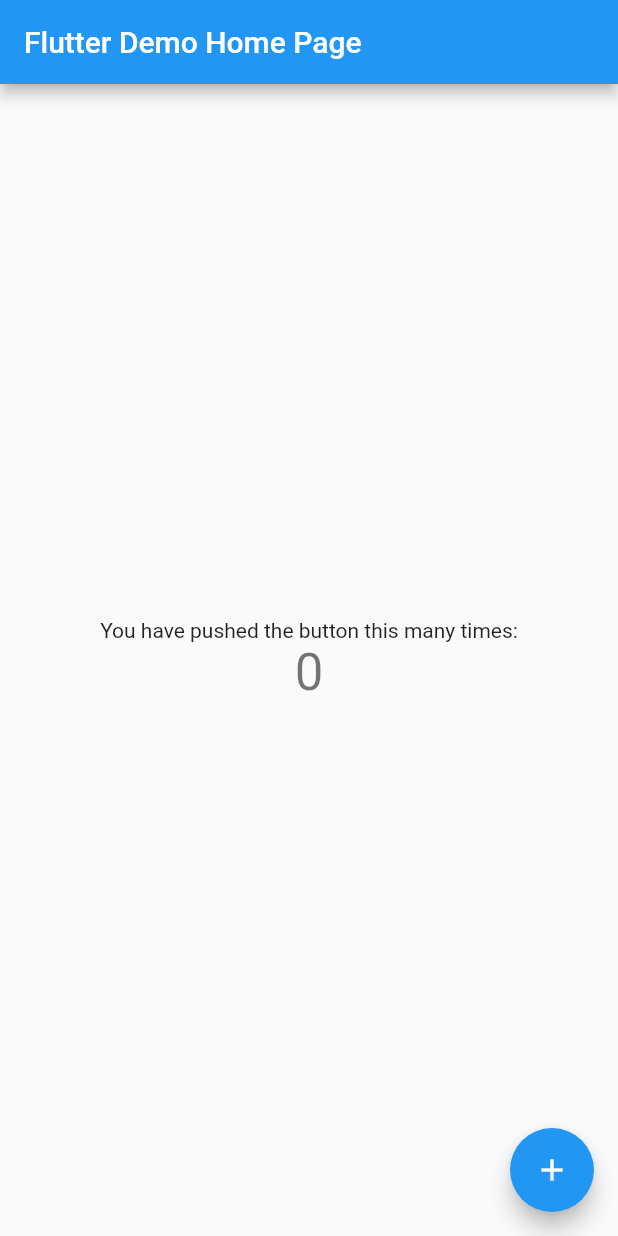
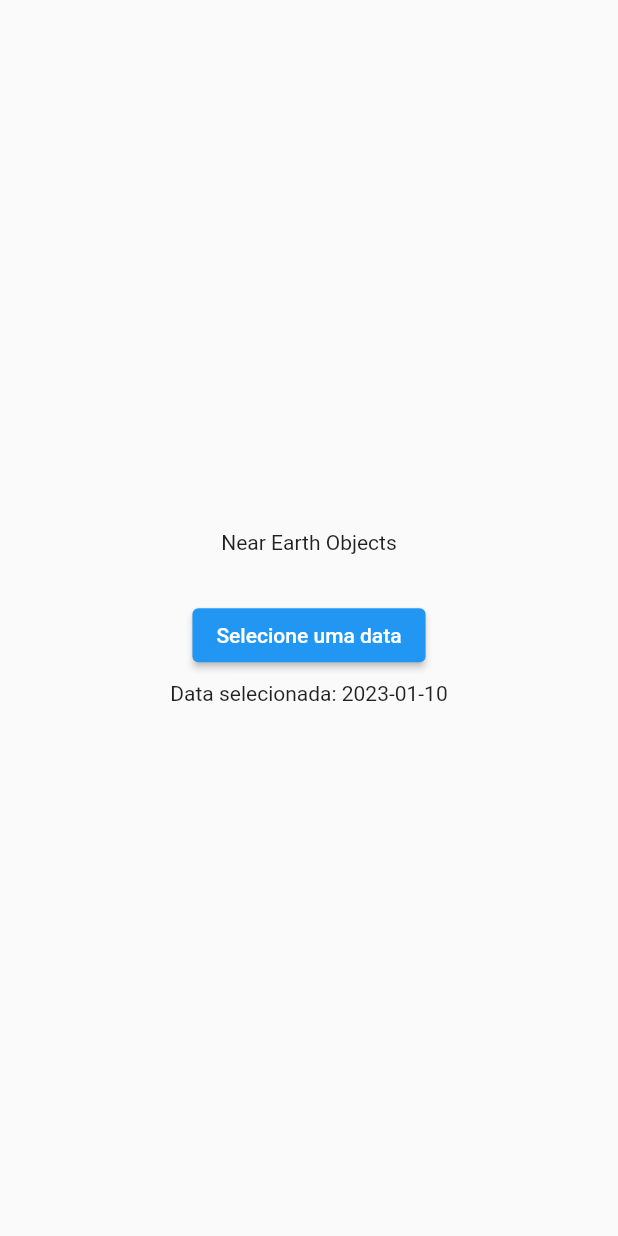
Before and after one commit to PedroMeerholz/NEO, a Flutter app: the screen it shows after launch, on a phone screen of 412 x 824 dp. Run offline on Flutter 3.47's test engine with Material 2 defaults, Android fonts, the phone set to English and light mode, and no system bars.

Commit message:
Criação da página principal do aplicativo

```diff
--- a/lib/main.dart
+++ b/lib/main.dart
@@ -1,115 +1,8 @@
 import 'package:flutter/material.dart';
 
+import 'package:neo/pages/app.dart';
+
 void main() {
-  runApp(const MyApp());
+  //fetch();
+  runApp(App());
 }
-
-class MyApp extends StatelessWidget {
-  const MyApp({super.key});
-
-  // This widget is the root of your application.
-  @override
-  Widget build(BuildContext context) {
-    return MaterialApp(
-      title: 'Flutter Demo',
-      theme: ThemeData(
-        // This is the theme of your application.
-        //
-        // Try running your application with "flutter run". You'll see the
-        // application has a blue toolbar. Then, without quitting the app, try
-        // changing the primarySwatch below to Colors.green and then invoke
-        // "hot reload" (press "r" in the console where you ran "flutter run",
-        // or simply save your changes to "hot reload" in a Flutter IDE).
-        // Notice that the counter didn't reset back to zero; the application
-        // is not restarted.
-        primarySwatch: Colors.blue,
-      ),
-      home: const MyHomePage(title: 'Flutter Demo Home Page'),
-    );
-  }
-}
-
-class MyHomePage extends StatefulWidget {
-  const MyHomePage({super.key, required this.title});
-
-  // This widget is the home page of your application. It is stateful, meaning
-  // that it has a State object (defined below) that contains fields that affect
-  // how it looks.
-
-  // This class is the configuration for the state. It holds the values (in this
-  // case the title) provided by the parent (in this case the App widget) and
-  // used by the build method of the State. Fields in a Widget subclass are
-  // always marked "final".
-
-  final String title;
-
-  @override
-  State<MyHomePage> createState() => _MyHomePageState();
-}
-
-class _MyHomePageState extends State<MyHomePage> {
-  int _counter = 0;
-
-  void _incrementCounter() {
-    setState(() {
-      // This call to setState tells the Flutter framework that something has
-      // changed in this State, which causes it to rerun the build method below
-      // so that the display can reflect the updated values. If we changed
-      // _counter without calling setState(), then the build method would not be
-      // called again, and so nothing would appear to happen.
-      _counter++;
-    });
-  }
-
-  @override
-  Widget build(BuildContext context) {
-    // This method is rerun every time setState is called, for instance as done
-    // by the _incrementCounter method above.
-    //
-    // The Flutter framework has been optimized to make rerunning build methods
-    // fast, so that you can just rebuild anything that needs updating rather
-    // than having to individually change instances of widgets.
-    return Scaffold(
-      appBar: AppBar(
-        // Here we take the value from the MyHomePage object that was created by
-        // the App.build method, and use it to set our appbar title.
-        title: Text(widget.title),
-      ),
-      body: Center(
-        // Center is a layout widget. It takes a single child and positions it
-        // in the middle of the parent.
-        child: Column(
-          // Column is also a layout widget. It takes a list of children and
-          // arranges them vertically. By default, it sizes itself to fit its
-          // children horizontally, and tries to be as tall as its parent.
-          //
-          // Invoke "debug painting" (press "p" in the console, choose the
-          // "Toggle Debug Paint" action from the Flutter Inspector in Android
-          // Studio, or the "Toggle Debug Paint" command in Visual Studio Code)
-          // to see the wireframe for each widget.
-          //
-          // Column has various properties to control how it sizes itself and
-          // how it positions its children. Here we use mainAxisAlignment to
-          // center the children vertically; the main axis here is the vertical
-          // axis because Columns are vertical (the cross axis would be
-          // horizontal).
-          mainAxisAlignment: MainAxisAlignment.center,
-          children: <Widget>[
-            const Text(
-              'You have pushed the button this many times:',
-            ),
-            Text(
-              '$_counter',
-              style: Theme.of(context).textTheme.headline4,
-            ),
-          ],
-        ),
-      ),
-      floatingActionButton: FloatingActionButton(
-        onPressed: _incrementCounter,
-        tooltip: 'Increment',
-        child: const Icon(Icons.add),
-      ), // This trailing comma makes auto-formatting nicer for build methods.
-    );
-  }
-}
--- /dev/null
+++ b/lib/pages/app.dart
@@ -0,0 +1,12 @@
+import 'package:flutter/material.dart';
+import 'package:neo/pages/main_page.dart';
+
+class App extends StatelessWidget {
+  @override
+  Widget build(BuildContext context) {
+    return MaterialApp(
+      debugShowCheckedModeBanner: false,
+      home: MainPage(),
+    );
+  }
+}
--- /dev/null
+++ b/lib/pages/main_page.dart
@@ -0,0 +1,115 @@
+import 'package:flutter/material.dart';
+
+import 'package:neo/requisition/requisition.dart';
+import 'package:neo/widgets/list_item.dart';
+
+import '../entity/neo.dart';
+
+class MainPage extends StatefulWidget {
+  @override
+  State<StatefulWidget> createState() => MainPageState();
+}
+
+class MainPageState extends State<MainPage> {
+  String selectedDateTime = DateTime.now().toString().substring(0, 10);
+  List<Neo> neosContent = [];
+
+  @override
+  Widget build(BuildContext context) {
+    return SafeArea(
+      child: Scaffold(
+        body: Padding(
+          padding: const EdgeInsets.all(40),
+          child: Center(
+            child: Column(
+              mainAxisSize: MainAxisSize.min,
+              mainAxisAlignment: MainAxisAlignment.center,
+              children: [
+                const Text('Near Earth Objects'),
+                Padding(
+                  padding: const EdgeInsets.only(top: 30, bottom: 7),
+                  child: ElevatedButton(
+                    onPressed: () {
+                      showDatePicker(
+                        context: context,
+                        initialDate: DateTime.now(),
+                        firstDate: DateTime(2000),
+                        lastDate: DateTime(3000),
+                      ).then((date) {
+                        String stringDate = date.toString();
+                        setState(() {
+                          this.selectedDateTime = stringDate.substring(0, 10);
+                        });
+                        searchNeosByDate();
+                        print(this.selectedDateTime);
+                      });
+                    },
+                    child: const Text('Selecione uma data'),
+                  ),
+                ),
+                Text('Data selecionada: ${this.selectedDateTime}'),
+                Flexible(
+                  child: showListView(),
+                ),
+              ],
+            ),
+          ),
+        ),
+      ),
+    );
+  }
+
+  Future<void> searchNeosByDate() async {
+    Requisiton req = Requisiton();
+    showSnackBar('Solicitando informações da NASA...', 30, Colors.lightBlue);
+    List<Neo> response = await req.fetch(this.selectedDateTime!);
+    setState(() {
+      ScaffoldMessenger.of(context).clearSnackBars();
+      showSnackBar('NEOs encontrados!', 4, Colors.green);
+      this.neosContent = response;
+    });
+    showErrorSnackBar();
+  }
+
+  void showErrorSnackBar() {
+    if (this.neosContent.isEmpty == true) {
+      ScaffoldMessenger.of(context).clearSnackBars();
+      showSnackBar('Nenhum NEO foi mapeado para esta data!', 5, Colors.red);
+    }
+  }
+
+
+  void showSnackBar(String text, int duration, Color backgroundColor) {
+    ScaffoldMessenger.of(context).showSnackBar(
+      SnackBar(
+        content: Text('${text}'),
+        duration: Duration(seconds: duration),
+        backgroundColor: backgroundColor,
+      ),
+    );
+  }
+
+  ListView showListView() {
+    if (!this.neosContent.isEmpty) {
+      return ListView(
+        shrinkWrap: true,
+        scrollDirection: Axis.vertical,
+        children: [
+          for (Neo neo in this.neosContent)
+            ListItem(
+              title: neo.returnName,
+              absoluteMagnitudeH: neo.returnAbsoluteMagnitudeH,
+              isPotentiallyHazardousAsteroid:
+                  neo.returnIsPotentiallyHazardousAsteroid,
+              isSentryObject: neo.returnIsSentryObject,
+            ),
+        ],
+      );
+    } else {
+      return ListView(
+        shrinkWrap: true,
+        scrollDirection: Axis.vertical,
+      );
+    }
+  }
+}
```
